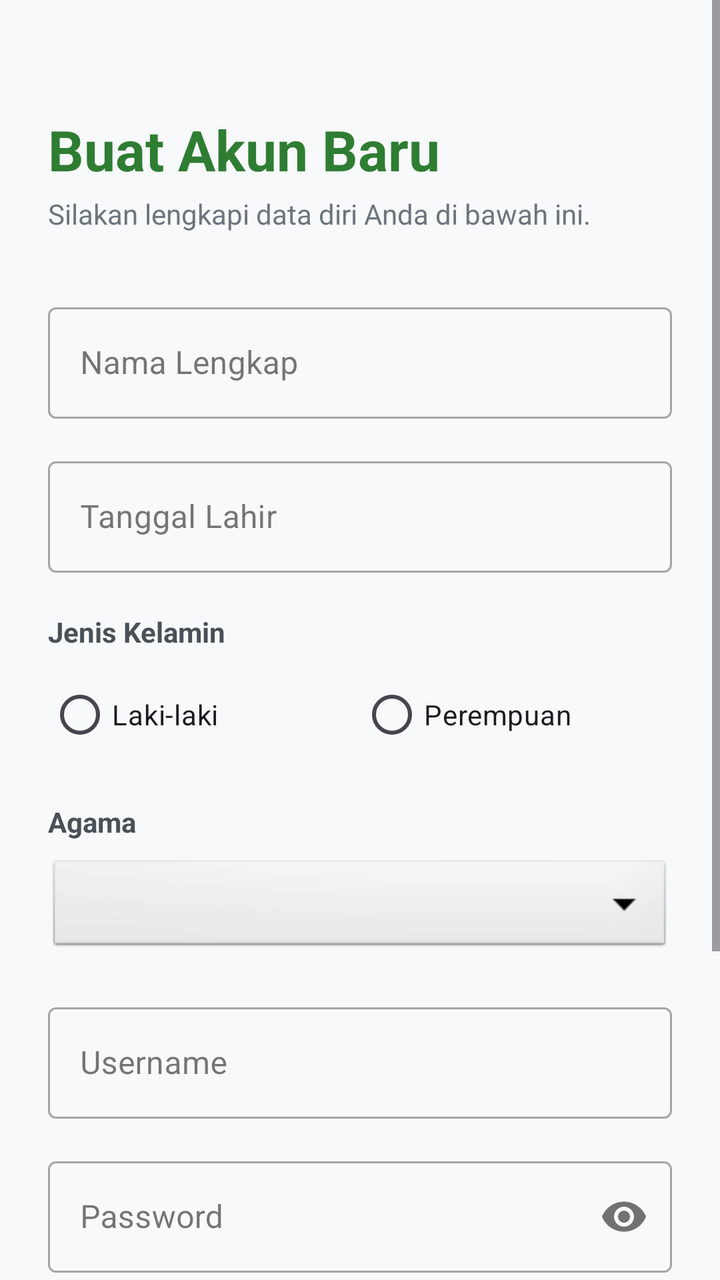
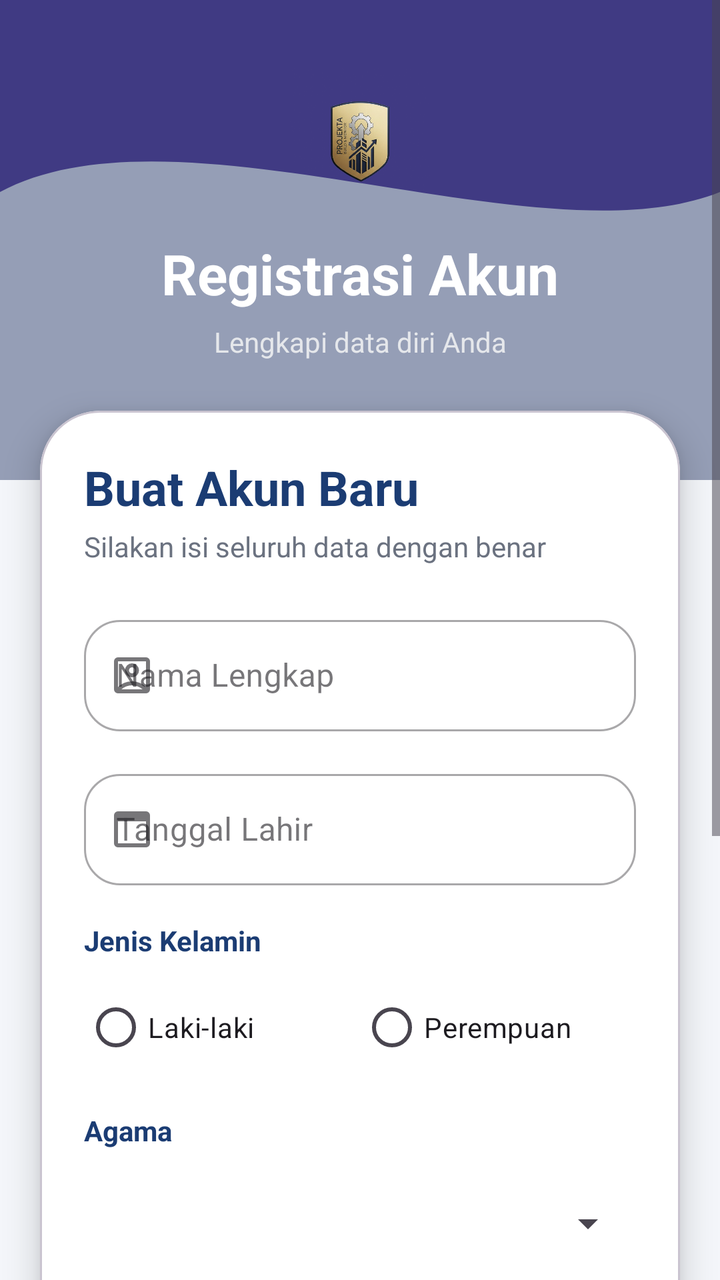

Screens rendered from an Android XML layout before and after an edit, with the pre-edit source and the edit as a unified diff.
<!-- AndroidManifest.xml: application theme Theme.Ranialngshot -->
<!-- res/layout/activity_register.xml -->
<?xml version="1.0" encoding="utf-8"?>
<ScrollView xmlns:android="http://schemas.android.com/apk/res/android"
    xmlns:app="http://schemas.android.com/apk/res-auto"
    android:layout_width="match_parent"
    android:layout_height="match_parent"
    android:background="#F8F9FA"
    android:fillViewport="true">

    <LinearLayout
        android:layout_width="match_parent"
        android:layout_height="wrap_content"
        android:orientation="vertical"
        android:padding="24dp">

        <TextView
            android:layout_width="match_parent"
            android:layout_height="wrap_content"
            android:layout_marginTop="32dp"
            android:text="Buat Akun Baru"
            android:textColor="#2E7D32"
            android:textSize="28sp"
            android:textStyle="bold" />

        <TextView
            android:layout_width="match_parent"
            android:layout_height="wrap_content"
            android:layout_marginTop="4dp"
            android:layout_marginBottom="32dp"
            android:text="Silakan lengkapi data diri Anda di bawah ini."
            android:textColor="#6C757D"
            android:textSize="14sp" />

        <com.google.android.material.textfield.TextInputLayout
            style="@style/Widget.MaterialComponents.TextInputLayout.OutlinedBox"
            android:layout_width="match_parent"
            android:layout_height="wrap_content"
            android:layout_marginBottom="16dp"
            android:hint="Nama Lengkap">

            <com.google.android.material.textfield.TextInputEditText
                android:id="@+id/etNama"
                android:layout_width="match_parent"
                android:layout_height="wrap_content"
                android:inputType="textPersonName" />
        </com.google.android.material.textfield.TextInputLayout>

        <com.google.android.material.textfield.TextInputLayout
            style="@style/Widget.MaterialComponents.TextInputLayout.OutlinedBox"
            android:layout_width="match_parent"
            android:layout_height="wrap_content"
            android:layout_marginBottom="20dp"
            android:hint="Tanggal Lahir">

            <com.google.android.material.textfield.TextInputEditText
                android:id="@+id/etTanggal"
                android:layout_width="match_parent"
                android:layout_height="wrap_content"
                android:clickable="true"
                android:focusable="false"
                android:inputType="none" />
        </com.google.android.material.textfield.TextInputLayout>

        <TextView
            android:layout_width="wrap_content"
            android:layout_height="wrap_content"
            android:text="Jenis Kelamin"
            android:textColor="#495057"
            android:textSize="14sp"
            android:textStyle="bold" />

        <RadioGroup
            android:id="@+id/rgGender"
            android:layout_width="match_parent"
            android:layout_height="wrap_content"
            android:layout_marginTop="8dp"
            android:layout_marginBottom="20dp"
            android:orientation="horizontal">

            <RadioButton
                android:id="@+id/rbLaki"
                android:layout_width="0dp"
                android:layout_height="wrap_content"
                android:layout_weight="1"
                android:buttonTint="#2E7D32"
                android:text="Laki-laki" />

            <RadioButton
                android:id="@+id/rbPerempuan"
                android:layout_width="0dp"
                android:layout_height="wrap_content"
                android:layout_weight="1"
                android:buttonTint="#2E7D32"
                android:text="Perempuan" />
        </RadioGroup>

        <TextView
            android:layout_width="wrap_content"
            android:layout_height="wrap_content"
            android:text="Agama"
            android:textColor="#495057"
            android:textSize="14sp"
            android:textStyle="bold" />

        <Spinner
            android:id="@+id/spAgama"
            android:layout_width="match_parent"
            android:layout_height="50dp"
            android:layout_marginTop="8dp"
            android:layout_marginBottom="20dp"
            android:background="@android:drawable/btn_dropdown" />

        <com.google.android.material.textfield.TextInputLayout
            style="@style/Widget.MaterialComponents.TextInputLayout.OutlinedBox"
            android:layout_width="match_parent"
            android:layout_height="wrap_content"
            android:layout_marginBottom="16dp"
            android:hint="Username">

            <com.google.android.material.textfield.TextInputEditText
                android:id="@+id/etUsername"
                android:layout_width="match_parent"
                android:layout_height="wrap_content"
                android:inputType="text" />
        </com.google.android.material.textfield.TextInputLayout>

        <com.google.android.material.textfield.TextInputLayout
            style="@style/Widget.MaterialComponents.TextInputLayout.OutlinedBox"
            android:layout_width="match_parent"
            android:layout_height="wrap_content"
            android:layout_marginBottom="16dp"
            android:hint="Password"
            app:passwordToggleEnabled="true">

            <com.google.android.material.textfield.TextInputEditText
                android:id="@+id/etPassword"
                android:layout_width="match_parent"
                android:layout_height="wrap_content"
                android:inputType="textPassword" />
        </com.google.android.material.textfield.TextInputLayout>

        <com.google.android.material.textfield.TextInputLayout
            style="@style/Widget.MaterialComponents.TextInputLayout.OutlinedBox"
            android:layout_width="match_parent"
            android:layout_height="wrap_content"
            android:layout_marginBottom="32dp"
            android:hint="Konfirmasi Password"
            app:passwordToggleEnabled="true">

            <com.google.android.material.textfield.TextInputEditText
                android:id="@+id/etConfirmPassword"
                android:layout_width="match_parent"
                android:layout_height="wrap_content"
                android:inputType="textPassword" />
        </com.google.android.material.textfield.TextInputLayout>

        <Button
            android:id="@+id/btnSubmit"
            android:layout_width="match_parent"
            android:layout_height="60dp"
            android:layout_marginBottom="32dp"
            android:backgroundTint="#2E7D32"
            android:text="Daftar Sekarang"
            android:textColor="@android:color/white"
            android:textSize="16sp"
            android:textStyle="bold"
            app:cornerRadius="12dp" />

    </LinearLayout>
</ScrollView>
<!-- resources referenced by this layout -->
<resources>
  <!-- unchanged entries left out for length: 2 -->
</resources>

<!-- the commit's change to res/layout/activity_register.xml (unified diff, before → after) -->
@@ -1,169 +1,295 @@
 <?xml version="1.0" encoding="utf-8"?>
 <ScrollView xmlns:android="http://schemas.android.com/apk/res/android"
     xmlns:app="http://schemas.android.com/apk/res-auto"
+    xmlns:tools="http://schemas.android.com/tools"
     android:layout_width="match_parent"
     android:layout_height="match_parent"
-    android:background="#F8F9FA"
-    android:fillViewport="true">
-
-    <LinearLayout
+    android:background="#F4F6FA"
+    android:fillViewport="true"
+    tools:context=".RegisterActivity">
+
+    <androidx.constraintlayout.widget.ConstraintLayout
         android:layout_width="match_parent"
-        android:layout_height="wrap_content"
-        android:orientation="vertical"
-        android:padding="24dp">
-
+        android:layout_height="wrap_content">
+
+        
+        <ImageView
+            android:id="@+id/background_header"
+            android:layout_width="0dp"
+            android:layout_height="240dp"
+            android:scaleType="fitXY"
+            android:src="@drawable/bg_header_wave"
+            app:layout_constraintTop_toTopOf="parent"
+            app:layout_constraintStart_toStartOf="parent"
+            app:layout_constraintEnd_toEndOf="parent"/>
+
+        
+        <View
+            android:layout_width="0dp"
+            android:layout_height="240dp"
+            android:background="#66071952"
+            app:layout_constraintTop_toTopOf="parent"
+            app:layout_constraintStart_toStartOf="parent"
+            app:layout_constraintEnd_toEndOf="parent"/>
+
+        
+        <ImageView
+            android:id="@+id/imgLogo"
+            android:layout_width="70dp"
+            android:layout_height="70dp"
+            android:layout_marginTop="34dp"
+            android:scaleType="fitCenter"
+            android:src="@drawable/ic_bina_desa"
+            app:layout_constraintTop_toTopOf="parent"
+            app:layout_constraintStart_toStartOf="parent"
+            app:layout_constraintEnd_toEndOf="parent"/>
+
+        
         <TextView
-            android:layout_width="match_parent"
+            android:id="@+id/tvTitle"
+            android:layout_width="wrap_content"
             android:layout_height="wrap_content"
-            android:layout_marginTop="32dp"
-            android:text="Buat Akun Baru"
-            android:textColor="#2E7D32"
+            android:layout_marginTop="14dp"
+            android:text="Registrasi Akun"
+            android:textColor="@android:color/white"
             android:textSize="28sp"
-            android:textStyle="bold" />
-
+            android:textStyle="bold"
+            app:layout_constraintTop_toBottomOf="@id/imgLogo"
+            app:layout_constraintStart_toStartOf="parent"
+            app:layout_constraintEnd_toEndOf="parent"/>
+
+        
         <TextView
-            android:layout_width="match_parent"
+            android:id="@+id/tvSubtitle"
+            android:layout_width="wrap_content"
             android:layout_height="wrap_content"
-            android:layout_marginTop="4dp"
-            android:layout_marginBottom="32dp"
-            android:text="Silakan lengkapi data diri Anda di bawah ini."
-            android:textColor="#6C757D"
-            android:textSize="14sp" />
-
-        <com.google.android.material.textfield.TextInputLayout
-            style="@style/Widget.MaterialComponents.TextInputLayout.OutlinedBox"
-            android:layout_width="match_parent"
+            android:layout_marginTop="6dp"
+            android:text="Lengkapi data diri Anda"
+            android:textColor="#E5E7EB"
+            android:textSize="14sp"
+            app:layout_constraintTop_toBottomOf="@id/tvTitle"
+            app:layout_constraintStart_toStartOf="parent"
+            app:layout_constraintEnd_toEndOf="parent"/>
+
+        
+        <com.google.android.material.card.MaterialCardView
+            android:id="@+id/registerCard"
+            android:layout_width="0dp"
             android:layout_height="wrap_content"
-            android:layout_marginBottom="16dp"
-            android:hint="Nama Lengkap">
-
-            <com.google.android.material.textfield.TextInputEditText
-                android:id="@+id/etNama"
+            android:layout_marginStart="20dp"
+            android:layout_marginTop="-35dp"
+            android:layout_marginEnd="20dp"
+            android:layout_marginBottom="24dp"
+            app:cardBackgroundColor="@android:color/white"
+            app:cardCornerRadius="30dp"
+            app:cardElevation="10dp"
+            app:layout_constraintTop_toBottomOf="@id/background_header"
+            app:layout_constraintStart_toStartOf="parent"
+            app:layout_constraintEnd_toEndOf="parent">
+
+            <LinearLayout
                 android:layout_width="match_parent"
                 android:layout_height="wrap_content"
-                android:inputType="textPersonName" />
-        </com.google.android.material.textfield.TextInputLayout>
-
-        <com.google.android.material.textfield.TextInputLayout
-            style="@style/Widget.MaterialComponents.TextInputLayout.OutlinedBox"
-            android:layout_width="match_parent"
-            android:layout_height="wrap_content"
-            android:layout_marginBottom="20dp"
-            android:hint="Tanggal Lahir">
-
-            <com.google.android.material.textfield.TextInputEditText
-                android:id="@+id/etTanggal"
-                android:layout_width="match_parent"
-                android:layout_height="wrap_content"
-                android:clickable="true"
-                android:focusable="false"
-                android:inputType="none" />
-        </com.google.android.material.textfield.TextInputLayout>
-
-        <TextView
-            android:layout_width="wrap_content"
-            android:layout_height="wrap_content"
-            android:text="Jenis Kelamin"
-            android:textColor="#495057"
-            android:textSize="14sp"
-            android:textStyle="bold" />
-
-        <RadioGroup
-            android:id="@+id/rgGender"
-            android:layout_width="match_parent"
-            android:layout_height="wrap_content"
-            android:layout_marginTop="8dp"
-            android:layout_marginBottom="20dp"
-            android:orientation="horizontal">
-
-            <RadioButton
-                android:id="@+id/rbLaki"
-                android:layout_width="0dp"
-                android:layout_height="wrap_content"
-                android:layout_weight="1"
-                android:buttonTint="#2E7D32"
-                android:text="Laki-laki" />
-
-            <RadioButton
-                android:id="@+id/rbPerempuan"
-                android:layout_width="0dp"
-                android:layout_height="wrap_content"
-                android:layout_weight="1"
-                android:buttonTint="#2E7D32"
-                android:text="Perempuan" />
-        </RadioGroup>
-
-        <TextView
-            android:layout_width="wrap_content"
-            android:layout_height="wrap_content"
-            android:text="Agama"
-            android:textColor="#495057"
-            android:textSize="14sp"
-            android:textStyle="bold" />
-
-        <Spinner
-            android:id="@+id/spAgama"
-            android:layout_width="match_parent"
-            android:layout_height="50dp"
-            android:layout_marginTop="8dp"
-            android:layout_marginBottom="20dp"
-            android:background="@android:drawable/btn_dropdown" />
-
-        <com.google.android.material.textfield.TextInputLayout
-            style="@style/Widget.MaterialComponents.TextInputLayout.OutlinedBox"
-            android:layout_width="match_parent"
-            android:layout_height="wrap_content"
-            android:layout_marginBottom="16dp"
-            android:hint="Username">
-
-            <com.google.android.material.textfield.TextInputEditText
-                android:id="@+id/etUsername"
-                android:layout_width="match_parent"
-                android:layout_height="wrap_content"
-                android:inputType="text" />
-        </com.google.android.material.textfield.TextInputLayout>
-
-        <com.google.android.material.textfield.TextInputLayout
-            style="@style/Widget.MaterialComponents.TextInputLayout.OutlinedBox"
-            android:layout_width="match_parent"
-            android:layout_height="wrap_content"
-            android:layout_marginBottom="16dp"
-            android:hint="Password"
-            app:passwordToggleEnabled="true">
-
-            <com.google.android.material.textfield.TextInputEditText
-                android:id="@+id/etPassword"
-                android:layout_width="match_parent"
-                android:layout_height="wrap_content"
-                android:inputType="textPassword" />
-        </com.google.android.material.textfield.TextInputLayout>
-
-        <com.google.android.material.textfield.TextInputLayout
-            style="@style/Widget.MaterialComponents.TextInputLayout.OutlinedBox"
-            android:layout_width="match_parent"
-            android:layout_height="wrap_content"
-            android:layout_marginBottom="32dp"
-            android:hint="Konfirmasi Password"
-            app:passwordToggleEnabled="true">
-
-            <com.google.android.material.textfield.TextInputEditText
-                android:id="@+id/etConfirmPassword"
-                android:layout_width="match_parent"
-                android:layout_height="wrap_content"
-                android:inputType="textPassword" />
-        </com.google.android.material.textfield.TextInputLayout>
-
-        <Button
-            android:id="@+id/btnSubmit"
-            android:layout_width="match_parent"
-            android:layout_height="60dp"
-            android:layout_marginBottom="32dp"
-            android:backgroundTint="#2E7D32"
-            android:text="Daftar Sekarang"
-            android:textColor="@android:color/white"
-            android:textSize="16sp"
-            android:textStyle="bold"
-            app:cornerRadius="12dp" />
-
-    </LinearLayout>
+                android:orientation="vertical"
+                android:padding="22dp">
+
+                
+                <TextView
+                    android:layout_width="wrap_content"
+                    android:layout_height="wrap_content"
+                    android:text="Buat Akun Baru"
+                    android:textColor="#1B3C73"
+                    android:textSize="24sp"
+                    android:textStyle="bold"/>
+
+                <TextView
+                    android:layout_width="wrap_content"
+                    android:layout_height="wrap_content"
+                    android:layout_marginTop="4dp"
+                    android:layout_marginBottom="22dp"
+                    android:text="Silakan isi seluruh data dengan benar"
+                    android:textColor="#6B7280"
+                    android:textSize="14sp"/>
+
+                
+                <com.google.android.material.textfield.TextInputLayout
+                    style="@style/Widget.MaterialComponents.TextInputLayout.OutlinedBox"
+                    android:layout_width="match_parent"
+                    android:layout_height="wrap_content"
+                    android:layout_marginBottom="16dp"
+                    android:hint="Nama Lengkap"
+                    app:boxCornerRadiusBottomEnd="18dp"
+                    app:boxCornerRadiusBottomStart="18dp"
+                    app:boxCornerRadiusTopEnd="18dp"
+                    app:boxCornerRadiusTopStart="18dp"
+                    app:startIconDrawable="@drawable/ic_person">
+
+                    <com.google.android.material.textfield.TextInputEditText
+                        android:id="@+id/etNama"
+                        android:layout_width="match_parent"
+                        android:layout_height="wrap_content"
+                        android:inputType="textPersonName"/>
+
+                </com.google.android.material.textfield.TextInputLayout>
+
+                
+                <com.google.android.material.textfield.TextInputLayout
+                    style="@style/Widget.MaterialComponents.TextInputLayout.OutlinedBox"
+                    android:layout_width="match_parent"
+                    android:layout_height="wrap_content"
+                    android:layout_marginBottom="18dp"
+                    android:hint="Tanggal Lahir"
+                    app:boxCornerRadiusBottomEnd="18dp"
+                    app:boxCornerRadiusBottomStart="18dp"
+                    app:boxCornerRadiusTopEnd="18dp"
+                    app:boxCornerRadiusTopStart="18dp"
+                    app:startIconDrawable="@drawable/ic_calendar">
+
+                    <com.google.android.material.textfield.TextInputEditText
+                        android:id="@+id/etTanggal"
+                        android:layout_width="match_parent"
+                        android:layout_height="wrap_content"
+                        android:clickable="true"
+                        android:focusable="false"/>
+
+                </com.google.android.material.textfield.TextInputLayout>
+
+                
+                <TextView
+                    android:layout_width="wrap_content"
+                    android:layout_height="wrap_content"
+                    android:text="Jenis Kelamin"
+                    android:textColor="#1B3C73"
+                    android:textSize="14sp"
+                    android:textStyle="bold"/>
+
+                <RadioGroup
+                    android:id="@+id/rgGender"
+                    android:layout_width="match_parent"
+                    android:layout_height="wrap_content"
+                    android:layout_marginTop="10dp"
+                    android:layout_marginBottom="18dp"
+                    android:orientation="horizontal">
+
+                    <RadioButton
+                        android:id="@+id/rbLaki"
+                        android:layout_width="0dp"
+                        android:layout_height="wrap_content"
+                        android:layout_weight="1"
+                        android:buttonTint="#6C4AB6"
+                        android:text="Laki-laki"/>
+
+                    <RadioButton
+                        android:id="@+id/rbPerempuan"
+                        android:layout_width="0dp"
+                        android:layout_height="wrap_content"
+                        android:layout_weight="1"
+                        android:buttonTint="#6C4AB6"
+                        android:text="Perempuan"/>
+
+                </RadioGroup>
+
+                
+                <TextView
+                    android:layout_width="wrap_content"
+                    android:layout_height="wrap_content"
+                    android:text="Agama"
+                    android:textColor="#1B3C73"
+                    android:textSize="14sp"
+                    android:textStyle="bold"/>
+
+                <Spinner
+                    android:id="@+id/spAgama"
+                    android:layout_width="match_parent"
+                    android:layout_height="54dp"
+                    android:layout_marginTop="10dp"
+                    android:layout_marginBottom="18dp" />
+
+                
+                <com.google.android.material.textfield.TextInputLayout
+                    style="@style/Widget.MaterialComponents.TextInputLayout.OutlinedBox"
+                    android:layout_width="match_parent"
+                    android:layout_height="wrap_content"
+                    android:layout_marginBottom="16dp"
+                    android:hint="Username"
+                    app:boxCornerRadiusBottomEnd="18dp"
+                    app:boxCornerRadiusBottomStart="18dp"
+                    app:boxCornerRadiusTopEnd="18dp"
+                    app:boxCornerRadiusTopStart="18dp"
+                    app:startIconDrawable="@drawable/ic_edit">
+
+                    <com.google.android.material.textfield.TextInputEditText
+                        android:id="@+id/etUsername"
+                        android:layout_width="match_parent"
+                        android:layout_height="wrap_content"/>
+
+                </com.google.android.material.textfield.TextInputLayout>
+
+                
+                <com.google.android.material.textfield.TextInputLayout
+                    style="@style/Widget.MaterialComponents.TextInputLayout.OutlinedBox"
+                    android:layout_width="match_parent"
+                    android:layout_height="wrap_content"
+                    android:layout_marginBottom="16dp"
+                    android:hint="Password"
+                    app:boxCornerRadiusBottomEnd="18dp"
+                    app:boxCornerRadiusBottomStart="18dp"
+                    app:boxCornerRadiusTopEnd="18dp"
+                    app:boxCornerRadiusTopStart="18dp"
+                    app:endIconMode="password_toggle"
+                    app:startIconDrawable="@drawable/ic_lock">
+
+                    <com.google.android.material.textfield.TextInputEditText
+                        android:id="@+id/etPassword"
+                        android:layout_width="match_parent"
+                        android:layout_height="wrap_content"
+                        android:inputType="textPassword"/>
+
+                </com.google.android.material.textfield.TextInputLayout>
+
+                
+                <com.google.android.material.textfield.TextInputLayout
+                    style="@style/Widget.MaterialComponents.TextInputLayout.OutlinedBox"
+                    android:layout_width="match_parent"
+                    android:layout_height="wrap_content"
+                    android:layout_marginBottom="28dp"
+                    android:hint="Konfirmasi Password"
+                    app:boxCornerRadiusBottomEnd="18dp"
+                    app:boxCornerRadiusBottomStart="18dp"
+                    app:boxCornerRadiusTopEnd="18dp"
+                    app:boxCornerRadiusTopStart="18dp"
+                    app:endIconMode="password_toggle"
+                    app:startIconDrawable="@drawable/ic_lock">
+
+                    <com.google.android.material.textfield.TextInputEditText
+                        android:id="@+id/etConfirmPassword"
+                        android:layout_width="match_parent"
+                        android:layout_height="wrap_content"
+                        android:inputType="textPassword"/>
+
+                </com.google.android.material.textfield.TextInputLayout>
+
+                
+                <com.google.android.material.button.MaterialButton
+                    android:id="@+id/btnSubmit"
+                    android:layout_width="match_parent"
+                    android:layout_height="58dp"
+                    android:text="Daftar Sekarang"
+                    android:textAllCaps="false"
+                    android:textColor="@android:color/white"
+                    android:textSize="16sp"
+                    android:textStyle="bold"
+                    app:backgroundTint="#6C4AB6"
+                    app:cornerRadius="20dp"
+                    app:icon="@drawable/ic_register"
+                    app:iconGravity="textStart"
+                    app:iconPadding="10dp"
+                    app:iconTint="@android:color/white"/>
+
+            </LinearLayout>
+
+        </com.google.android.material.card.MaterialCardView>
+
+    </androidx.constraintlayout.widget.ConstraintLayout>
+
 </ScrollView>
<!-- resource entries referenced after the edit -->
@@ -1,5 +1,56 @@
 <!-- resources referenced by this layout -->
 <resources>
+  <!-- drawable bg_header_wave (drawable) -->
+  <?xml version="1.0" encoding="utf-8"?>
+  <vector xmlns:android="http://schemas.android.com/apk/res/android"
+      android:width="100dp"
+      android:height="100dp"
+      android:viewportWidth="100"
+      android:viewportHeight="100">
+  
+      
+      <path
+          android:fillColor="?attr/colorPrimary"
+          android:pathData="
+              M0,0
+              L100,0
+              L100,40
+              C 75,55
+                25,20
+                0,40
+              Z" />
+  </vector>
+  <!-- drawable ic_bina_desa: png bitmap (drawable, 175248 bytes) -->
+  <!-- drawable ic_calendar (drawable) -->
+  <vector xmlns:android="http://schemas.android.com/apk/res/android" android:height="24dp" android:tint="#000000" android:viewportHeight="960" android:viewportWidth="960" android:width="24dp">
+        
+      <path android:fillColor="@android:color/white" android:pathData="M200,840Q167,840 143.5,816.5Q120,793 120,760L120,200Q120,167 143.5,143.5Q167,120 200,120L760,120Q793,120 816.5,143.5Q840,167 840,200L840,760Q840,793 816.5,816.5Q793,840 760,840L200,840ZM200,760L760,760Q760,760 760,760Q760,760 760,760L760,320L200,320L200,760Q200,760 200,760Q200,760 200,760Z"/>
+      
+  </vector>
+  <!-- drawable ic_edit (drawable) -->
+  <vector xmlns:android="http://schemas.android.com/apk/res/android" android:height="24dp" android:tint="#000000" android:viewportHeight="960" android:viewportWidth="960" android:width="24dp">
+        
+      <path android:fillColor="@android:color/white" android:pathData="M440,520L200,520L200,440L440,440L440,200L520,200L520,440L760,440L760,520L520,520L520,760L440,760L440,520Z"/>
+      
+  </vector>
+  <!-- drawable ic_lock (drawable) -->
+  <vector xmlns:android="http://schemas.android.com/apk/res/android" android:height="24dp" android:tint="#000000" android:viewportHeight="960" android:viewportWidth="960" android:width="24dp">
+        
+      <path android:fillColor="@android:color/white" android:pathData="M200,880Q167,880 143.5,856.5Q120,833 120,800L120,240Q120,207 143.5,183.5Q167,160 200,160L240,160L240,80L320,80L320,160L640,160L640,80L720,80L720,160L760,160Q793,160 816.5,183.5Q840,207 840,240L840,480L760,480L760,400L200,400L200,800Q200,800 200,800Q200,800 200,800L560,800L560,880L200,880ZM200,320L760,320L760,240Q760,240 760,240Q760,240 760,240L200,240Q200,240 200,240Q200,240 200,240L200,320ZM200,320L200,240Q200,240 200,240Q200,240 200,240L200,240Q200,240 200,240Q200,240 200,240L200,320ZM674,880Q660,880 650,870Q640,860 640,846L640,714Q640,700 650,690Q660,680 674,680L680,680L680,640Q680,607 703.5,583.5Q727,560 760,560Q793,560 816.5,583.5Q840,607 840,640L840,680L846,680Q860,680 870,690Q880,700 880,714L880,846Q880,860 870,870Q860,880 846,880L674,880ZM720,680L800,680L800,640Q800,623 788.5,611.5Q777,600 760,600Q743,600 731.5,611.5Q720,623 720,640L720,680Z"/>
+      
+  </vector>
+  <!-- drawable ic_person (drawable) -->
+  <vector xmlns:android="http://schemas.android.com/apk/res/android" android:height="24dp" android:tint="#000000" android:viewportHeight="960" android:viewportWidth="960" android:width="24dp">
+        
+      <path android:fillColor="@android:color/white" android:pathData="M200,714Q254,661 325.5,630.5Q397,600 480,600Q563,600 634.5,630.5Q706,661 760,714L760,200Q760,200 760,200Q760,200 760,200L200,200Q200,200 200,200Q200,200 200,200L200,714ZM579,479Q620,438 620,380Q620,322 579,281Q538,240 480,240Q422,240 381,281Q340,322 340,380Q340,438 381,479Q422,520 480,520Q538,520 579,479ZM200,840Q167,840 143.5,816.5Q120,793 120,760L120,200Q120,167 143.5,143.5Q167,120 200,120L760,120Q793,120 816.5,143.5Q840,167 840,200L840,760Q840,793 816.5,816.5Q793,840 760,840L200,840ZM269,760L691,760Q691,760 691,760Q691,760 691,760Q647,721 591.5,700.5Q536,680 480,680Q424,680 367.5,700.5Q311,721 269,760Q269,760 269,760Q269,760 269,760ZM437.5,422.5Q420,405 420,380Q420,355 437.5,337.5Q455,320 480,320Q505,320 522.5,337.5Q540,355 540,380Q540,405 522.5,422.5Q505,440 480,440Q455,440 437.5,422.5ZM480,457L480,457Q480,457 480,457Q480,457 480,457L480,457Q480,457 480,457Q480,457 480,457L480,457Q480,457 480,457Q480,457 480,457Q480,457 480,457Q480,457 480,457Z"/>
+      
+  </vector>
+  <!-- drawable ic_register (drawable) -->
+  <vector xmlns:android="http://schemas.android.com/apk/res/android" android:height="24dp" android:tint="#000000" android:viewportHeight="960" android:viewportWidth="960" android:width="24dp">
+        
+      <path android:fillColor="@android:color/white" android:pathData="M183.5,776.5Q160,753 160,720Q160,687 183.5,663.5Q207,640 240,640Q273,640 296.5,663.5Q320,687 320,720Q320,753 296.5,776.5Q273,800 240,800Q207,800 183.5,776.5ZM183.5,536.5Q160,513 160,480Q160,447 183.5,423.5Q207,400 240,400Q273,400 296.5,423.5Q320,447 320,480Q320,513 296.5,536.5Q273,560 240,560Q207,560 183.5,536.5ZM183.5,296.5Q160,273 160,240Q160,207 183.5,183.5Q207,160 240,160Q273,160 296.5,183.5Q320,207 320,240Q320,273 296.5,296.5Q273,320 240,320Q207,320 183.5,296.5ZM423.5,296.5Q400,273 400,240Q400,207 423.5,183.5Q447,160 480,160Q513,160 536.5,183.5Q560,207 560,240Q560,273 536.5,296.5Q513,320 480,320Q447,320 423.5,296.5ZM663.5,296.5Q640,273 640,240Q640,207 663.5,183.5Q687,160 720,160Q753,160 776.5,183.5Q800,207 800,240Q800,273 776.5,296.5Q753,320 720,320Q687,320 663.5,296.5ZM423.5,536.5Q400,513 400,480Q400,447 423.5,423.5Q447,400 480,400Q513,400 536.5,423.5Q560,447 560,480Q560,513 536.5,536.5Q513,560 480,560Q447,560 423.5,536.5ZM520,800L520,677L741,457Q750,448 761,444Q772,440 783,440Q795,440 806,444.5Q817,449 826,458L863,495Q871,504 875.5,515Q880,526 880,537Q880,548 876,559.5Q872,571 863,580L643,800L520,800ZM820,537L820,537L783,500L783,500L820,537ZM580,740L618,740L739,618L721,599L702,581L580,702L580,740ZM721,599L702,581L702,581L739,618L739,618L721,599Z"/>
+      
+  </vector>
   <!-- unchanged entries left out for length: 2 -->
 </resources>
 
